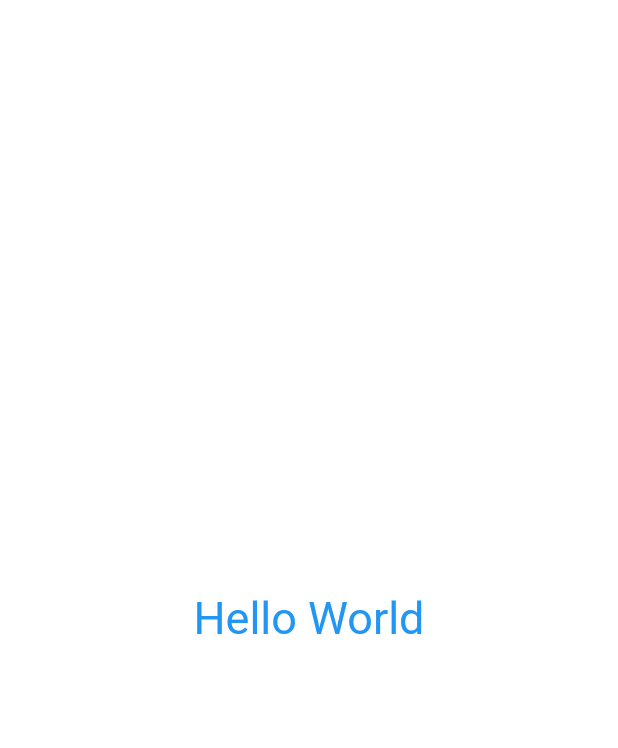
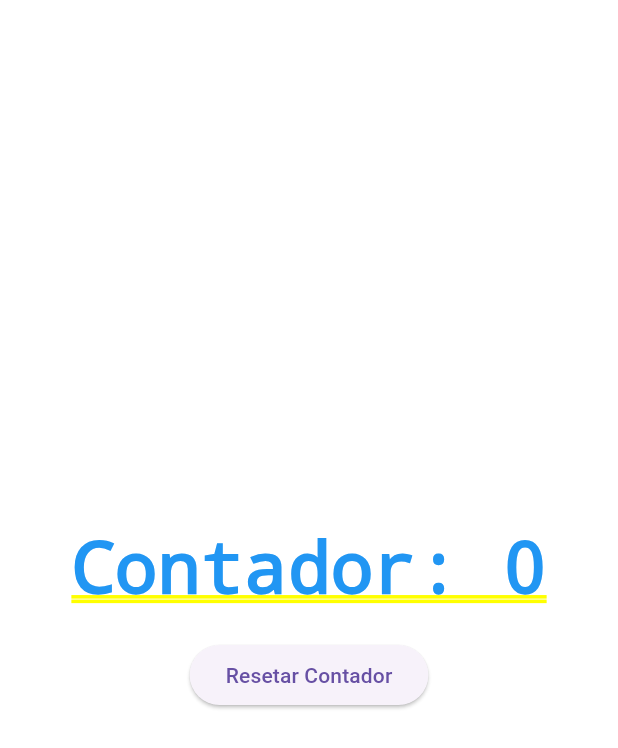
Before and after one commit to BrunoQueirozUni/FlutterTesteApp, a Flutter app: the screen it shows after launch, on a phone screen of 412 x 824 dp. Shown: the top 748 px of the screen. Run offline on Flutter 3.47's test engine with Material 3 defaults, Android fonts, the phone set to English and light mode, and no system bars.

Commit message:
second commit

```diff
--- a/lib/main.dart
+++ b/lib/main.dart
@@ -1,12 +1,63 @@
 import 'package:flutter/material.dart';
 
 main() {
-  runApp(Container(
-    child: const Center(
-      child: Text(
-        'Hello World',
-        textDirection: TextDirection.ltr,
-        style: TextStyle(color: Colors.blue, fontSize: 30.0),
+  runApp(AppWidget(title: 'Hello, World!'));
+}
+
+class AppWidget extends StatelessWidget {
+  final String title;
+
+  const AppWidget({super.key, required this.title});
+
+  @override
+  Widget build(BuildContext context) {
+    return MaterialApp(
+      theme: ThemeData(primarySwatch: Colors.blue),
+      home: HomePage(),
+    );
+  }
+}
+
+class HomePage extends StatefulWidget {
+  @override
+  State<HomePage> createState() {
+    return HomePageState();
+  }
+}
+
+class HomePageState extends State<HomePage> {
+  int counter = 0;
+
+  @override
+  Widget build(BuildContext context) {
+    return Container(
+      child: Center(
+        child: Column(
+          mainAxisAlignment: MainAxisAlignment.center,
+          children: [
+            GestureDetector(
+              child: Text(
+                'Contador: $counter',
+                style: TextStyle(color: Colors.blue),
+              ),
+              onTap: () {
+                setState(() {
+                  counter++;
+                });
+              },
+            ),
+            SizedBox(height: 20),
+            ElevatedButton(
+              onPressed: () {
+                setState(() {
+                  counter = 0;
+                });
+              },
+              child: Text('Resetar Contador'),
+            ),
+          ],
+        ),
       ),
-  )));
+    );
+  }
 }
```
